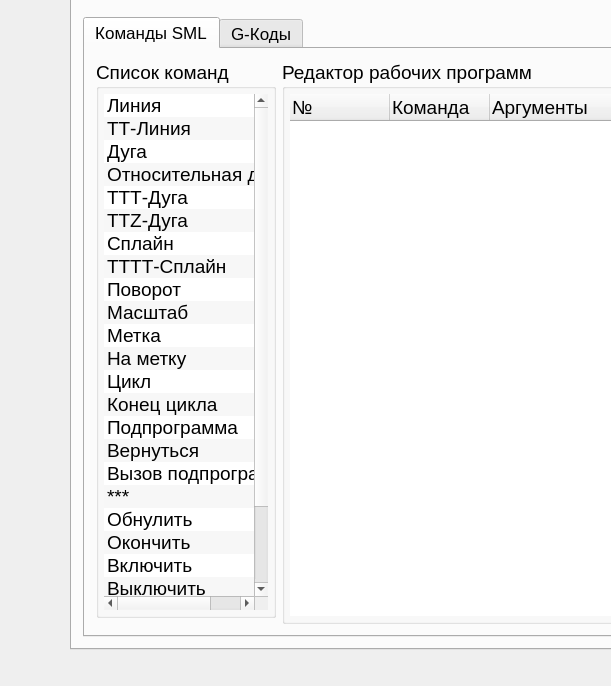
The window that KAMEditor/gui/mainwindow.ui (Xtail96/SML) describes before a commit, drawn with Qt 5; both pictures show x 0 to 611 and y 99 to 785 of the 1507 by 785 pixel window.
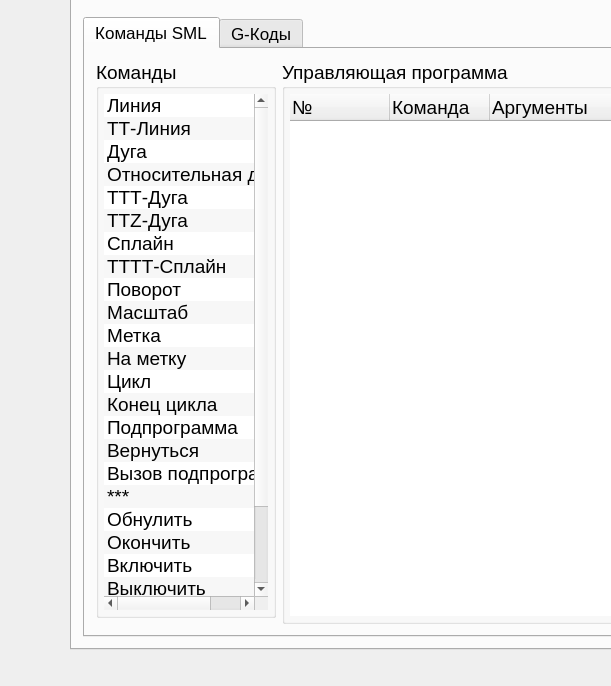
The same window after the commit. The open tabs and pages were chosen to show the change. Icons and pictures are not drawn. Custom widgets are drawn as their Qt base class.

Commit message: Изменены тексты в Редакторе

What changed in the file:
```diff
--- a/KAMEditor/gui/mainwindow.ui
+++ b/KAMEditor/gui/mainwindow.ui
@@ -133,7 +133,7 @@
                </font>
               </property>
               <property name="title">
-               <string>Список команд</string>
+               <string>Команды</string>
               </property>
               <layout class="QVBoxLayout" name="verticalLayout_19">
                <property name="leftMargin">
@@ -339,7 +339,7 @@
                </font>
               </property>
               <property name="title">
-               <string>Редактор рабочих программ</string>
+               <string>Управляющая программа</string>
               </property>
               <property name="flat">
                <bool>false</bool>
```
